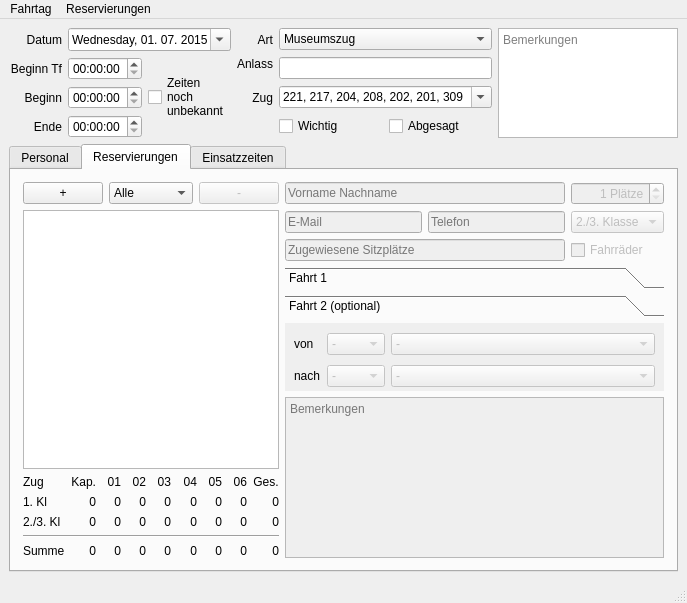
The window that Programm/epl_gui/fahrtagwindow.ui (philjosch/Einsatzplaner) describes before a commit, drawn with Qt 5.
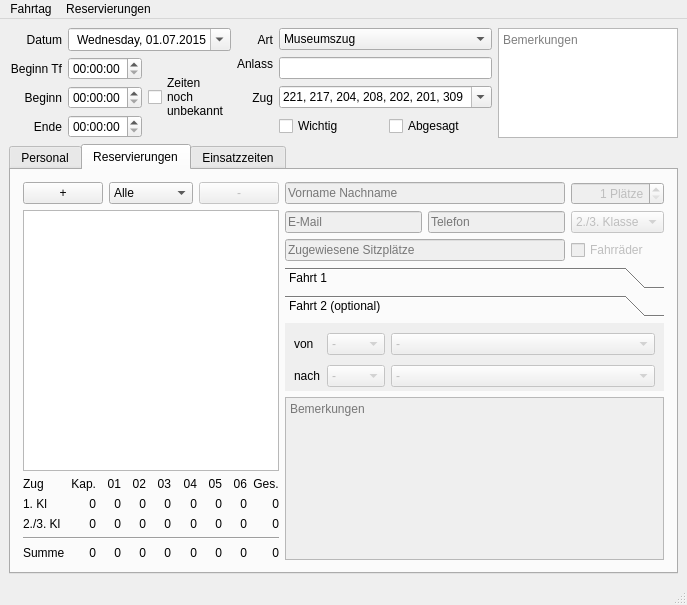
The same window after the commit. The open tabs and pages were chosen to show the change. Icons and pictures are not drawn.

```diff
--- a/Programm/epl_gui/fahrtagwindow.ui
+++ b/Programm/epl_gui/fahrtagwindow.ui
@@ -7,7 +7,7 @@
     <x>0</x>
     <y>0</y>
     <width>676</width>
-    <height>603</height>
+    <height>605</height>
    </rect>
   </property>
   <property name="windowTitle">
@@ -1675,7 +1675,7 @@
          </date>
         </property>
         <property name="displayFormat">
-         <string>dddd, dd. MM. yyyy</string>
+         <string>dddd, dd.MM.yyyy</string>
         </property>
         <property name="calendarPopup">
          <bool>true</bool>
```
Left out of the diff: 136 changed lines with no effect on the pictures.
